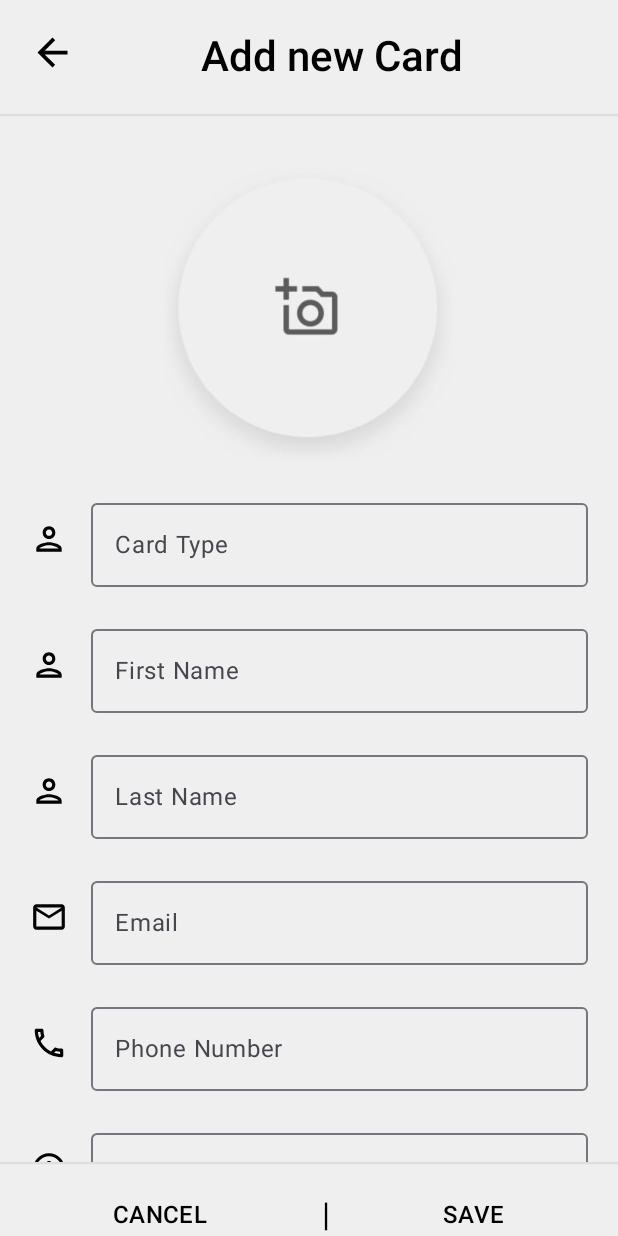
After one commit to aminakhtar5595/PulseID, an Android app built with Jetpack Compose: the AddCardScreen screen opened through its navigation route, on a phone screen of 412 x 824 dp. The commit adds this screen. Run offline under Robolectric (Android 15) with nearby library versions, the phone set to English and light mode, and no system bars; our stand-ins replace accompanist.

Commit message:
Implemented UI for add card screen

```diff
--- a/app/src/main/java/com/example/digitalbusinesscard/ui/navigation/NavGraph.kt
+++ b/app/src/main/java/com/example/digitalbusinesscard/ui/navigation/NavGraph.kt
@@ -3,6 +3,7 @@ import androidx.compose.runtime.Composable
 import androidx.navigation.NavHostController
 import androidx.navigation.compose.NavHost
 import androidx.navigation.compose.composable
+import com.example.digitalbusinesscard.ui.screens.cards.AddCardScreen
 import com.example.digitalbusinesscard.ui.screens.cards.CardScreen
 import com.example.digitalbusinesscard.ui.screens.contacts.AddContactScreen
 import com.example.digitalbusinesscard.ui.screens.contacts.ContactInfoScreen
@@ -24,6 +25,7 @@ fun AppNavGraph(navController: NavHostController) {
         composable(Screen.AddContact.route) { AddContactScreen() }
         composable(Screen.ContactInfo.route) { ContactInfoScreen() }
         composable(Screen.Card.route) { CardScreen() }
+        composable(Screen.AddCard.route) { AddCardScreen() }
     }
 }
 
@@ -37,4 +39,5 @@ sealed class Screen(val route: String) {
     object AddContact : Screen("add_contact")
     object ContactInfo : Screen("contact_info")
     object Card : Screen("card")
+    object AddCard : Screen("add_card")
 }
--- /dev/null
+++ b/app/src/main/java/com/example/digitalbusinesscard/ui/screens/cards/AddCardScreen.kt
@@ -0,0 +1,160 @@
+package com.example.digitalbusinesscard.ui.screens.cards
+
+import androidx.compose.foundation.Image
+import androidx.compose.foundation.background
+import androidx.compose.foundation.layout.Arrangement
+import androidx.compose.foundation.layout.Box
+import androidx.compose.foundation.layout.Column
+import androidx.compose.foundation.layout.Row
+import androidx.compose.foundation.layout.Spacer
+import androidx.compose.foundation.layout.fillMaxSize
+import androidx.compose.foundation.layout.fillMaxWidth
+import androidx.compose.foundation.layout.height
+import androidx.compose.foundation.layout.padding
+import androidx.compose.foundation.layout.size
+import androidx.compose.foundation.rememberScrollState
+import androidx.compose.foundation.verticalScroll
+import androidx.compose.material.icons.Icons
+import androidx.compose.material.icons.outlined.ArrowBack
+import androidx.compose.material.icons.outlined.DateRange
+import androidx.compose.material.icons.outlined.Email
+import androidx.compose.material.icons.outlined.Home
+import androidx.compose.material.icons.outlined.Info
+import androidx.compose.material.icons.outlined.Person
+import androidx.compose.material.icons.outlined.Phone
+import androidx.compose.material.icons.outlined.Settings
+import androidx.compose.material3.HorizontalDivider
+import androidx.compose.material3.Icon
+import androidx.compose.material3.MaterialTheme
+import androidx.compose.material3.Text
+import androidx.compose.runtime.Composable
+import androidx.compose.runtime.getValue
+import androidx.compose.runtime.mutableStateOf
+import androidx.compose.runtime.remember
+import androidx.compose.runtime.setValue
+import androidx.compose.ui.Alignment
+import androidx.compose.ui.Modifier
+import androidx.compose.ui.res.painterResource
+import androidx.compose.ui.text.font.FontWeight
+import androidx.compose.ui.text.style.TextAlign
+import androidx.compose.ui.unit.dp
+import com.example.digitalbusinesscard.R
+import com.example.digitalbusinesscard.ui.components.InputWithIcon
+import com.example.digitalbusinesscard.ui.theme.BackgroundColor
+import com.example.digitalbusinesscard.ui.theme.BorderColor
+
+@Composable
+fun AddCardScreen() {
+    var firstName by remember { mutableStateOf("") }
+    var lastName by remember { mutableStateOf("") }
+    var email by remember { mutableStateOf("") }
+    var phone by remember { mutableStateOf("") }
+    var job by remember { mutableStateOf("") }
+    var department by remember { mutableStateOf("") }
+    var company by remember { mutableStateOf("") }
+    var website by remember { mutableStateOf("") }
+
+    val scrollState = rememberScrollState()
+
+    Box(
+        modifier = Modifier
+            .fillMaxSize()
+            .background(color = BackgroundColor)
+            .padding(top = 20.dp)
+    ) {
+        Column(
+            modifier = Modifier.fillMaxSize()
+        ) {
+            Row(
+                modifier = Modifier.fillMaxWidth().padding(horizontal = 20.dp)
+            ) {
+                Icon(
+                    imageVector = Icons.Outlined.ArrowBack,
+                    contentDescription = "Back arrow icon",
+                    modifier = Modifier.size(30.dp)
+                )
+                Text(
+                    text = "Add new Card",
+                    style = MaterialTheme.typography.headlineMedium.copy(
+                        fontWeight = FontWeight.W500,
+                        textAlign = TextAlign.Center
+                    ),
+                    modifier = Modifier.fillMaxWidth()
+                )
+            }
+
+            Spacer(modifier = Modifier.height(20.dp))
+            HorizontalDivider(thickness = 1.5.dp, color = BorderColor)
+            Spacer(modifier = Modifier.height(30.dp))
+
+            Column(
+                modifier = Modifier.fillMaxSize().verticalScroll(scrollState).padding(horizontal = 20.dp),
+                horizontalAlignment = Alignment.CenterHorizontally
+
+            ) {
+                Image(
+                    painter = painterResource(id = R.drawable.add_image),
+                    contentDescription = "Add Contact Image",
+                    modifier = Modifier.size(200.dp)
+                )
+
+                Spacer(modifier = Modifier.height(20.dp))
+
+                InputWithIcon(icon = Icons.Outlined.Person, input = firstName, placeholder = "Card Type")
+                Spacer(modifier = Modifier.height(20.dp))
+
+                InputWithIcon(icon = Icons.Outlined.Person, input = firstName, placeholder = "First Name")
+                Spacer(modifier = Modifier.height(20.dp))
+
+                InputWithIcon(icon = Icons.Outlined.Person, input = lastName, placeholder = "Last Name")
+                Spacer(modifier = Modifier.height(20.dp))
+
+                InputWithIcon(icon = Icons.Outlined.Email, input = email, placeholder = "Email")
+                Spacer(modifier = Modifier.height(20.dp))
+
+                InputWithIcon(icon = Icons.Outlined.Phone, input = phone, placeholder = "Phone Number")
+                Spacer(modifier = Modifier.height(20.dp))
+
+                InputWithIcon(icon = Icons.Outlined.Info, input = job, placeholder = "Job")
+                Spacer(modifier = Modifier.height(20.dp))
+
+                InputWithIcon(icon = Icons.Outlined.Settings, input = department, placeholder = "Department")
+                Spacer(modifier = Modifier.height(20.dp))
+
+                InputWithIcon(icon = Icons.Outlined.Home, input = company, placeholder = "Company")
+                Spacer(modifier = Modifier.height(20.dp))
+
+                InputWithIcon(icon = Icons.Outlined.DateRange, input = website, placeholder = "Website")
+                Spacer(modifier = Modifier.height(80.dp))
+            }
+        }
+        Column(
+            modifier = Modifier
+                .align(Alignment.BottomCenter)
+                .background(color = BackgroundColor)
+        ) {
+            HorizontalDivider(thickness = 1.5.dp, color = BorderColor)
+            Spacer(modifier = Modifier.height(20.dp))
+
+            Row(
+                modifier = Modifier.fillMaxWidth(),
+                horizontalArrangement = Arrangement.SpaceEvenly,
+                verticalAlignment = Alignment.CenterVertically
+            ) {
+                Text(
+                    text = "CANCEL",
+                    style = MaterialTheme.typography.titleMedium
+                )
+
+                Text(
+                    text = "|",
+                    style = MaterialTheme.typography.titleLarge
+                )
+                Text(
+                    text = "SAVE",
+                    style = MaterialTheme.typography.titleMedium
+                )
+            }
+        }
+    }
+}
```
